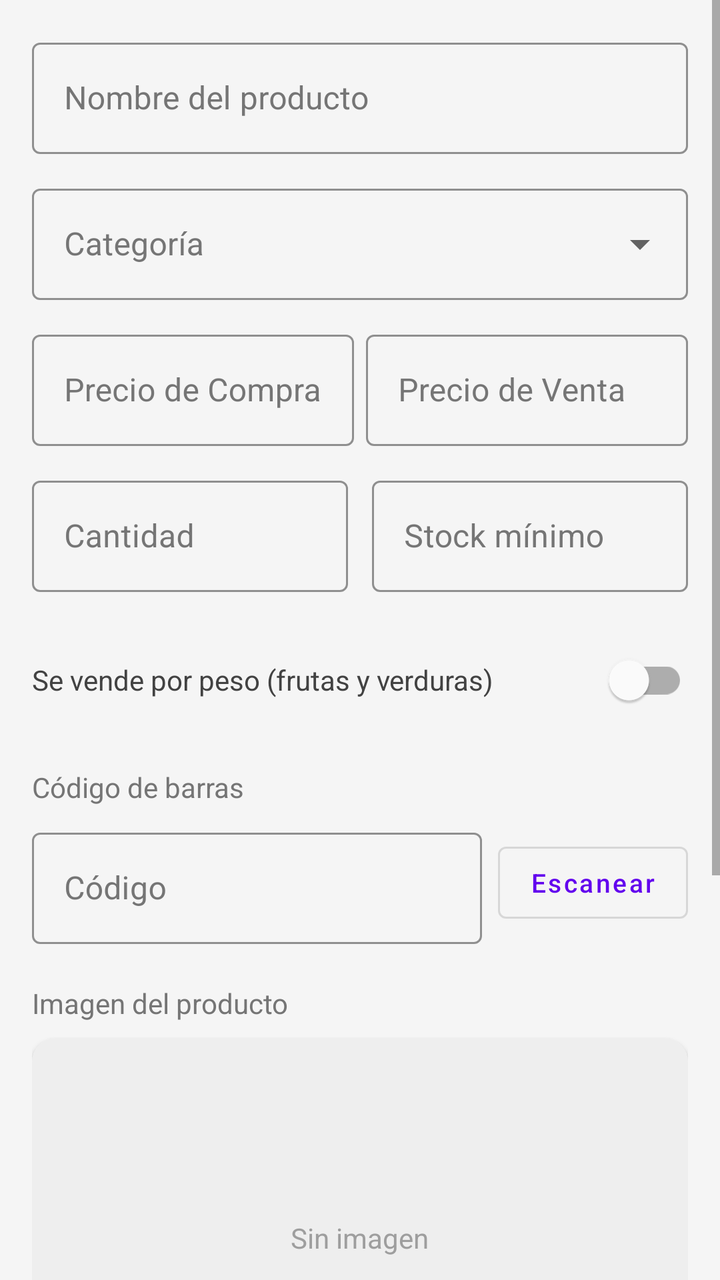
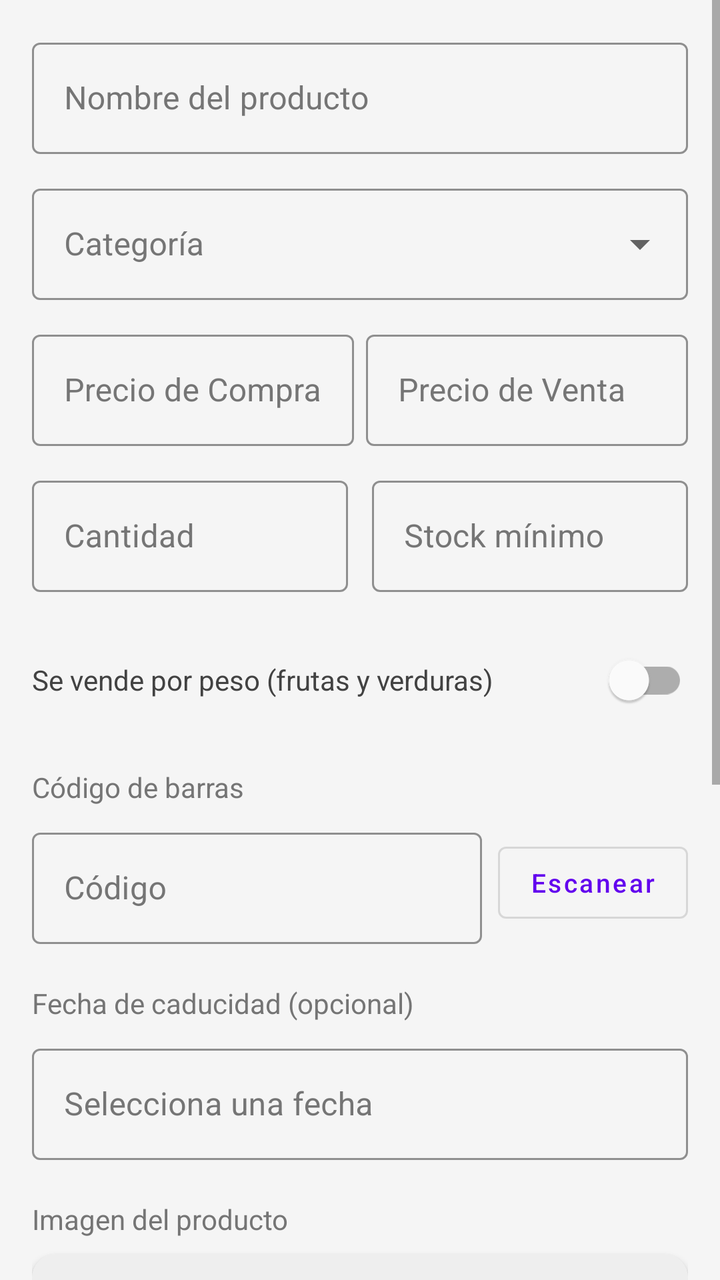

Compare the two renders of this Android layout. The source of the first and the diff that turns it into the second are given below.
<!-- AndroidManifest.xml: application theme Theme.Inventario -->
<!-- res/layout/activity_agregar_producto.xml -->
<?xml version="1.0" encoding="utf-8"?>
<ScrollView
    xmlns:android="http://schemas.android.com/apk/res/android"
    xmlns:app="http://schemas.android.com/apk/res-auto"
    android:layout_width="match_parent"
    android:layout_height="match_parent"
    android:background="#F5F5F5">

    <androidx.constraintlayout.widget.ConstraintLayout
        android:layout_width="match_parent"
        android:layout_height="wrap_content"
        android:padding="16dp">

        <com.google.android.material.textfield.TextInputLayout
            android:id="@+id/tilNombre"
            style="@style/Widget.MaterialComponents.TextInputLayout.OutlinedBox"
            android:layout_width="0dp"
            android:layout_height="wrap_content"
            android:hint="Nombre del producto"
            android:textColorHint="#757575"
            app:hintTextColor="#424242"
            app:boxStrokeColor="#6200EE"
            app:layout_constraintTop_toTopOf="parent"
            app:layout_constraintStart_toStartOf="parent"
            app:layout_constraintEnd_toEndOf="parent">

            <com.google.android.material.textfield.TextInputEditText
                android:id="@+id/etNombre"
                android:layout_width="match_parent"
                android:layout_height="wrap_content"
                android:textColor="#212121"
                android:inputType="textCapSentences"/>

        </com.google.android.material.textfield.TextInputLayout>

        <com.google.android.material.textfield.TextInputLayout
            android:id="@+id/tilCategoria"
            style="@style/Widget.MaterialComponents.TextInputLayout.OutlinedBox.ExposedDropdownMenu"
            android:layout_width="0dp"
            android:layout_height="wrap_content"
            android:layout_marginTop="12dp"
            android:hint="Categoría"
            android:textColorHint="#757575"
            app:hintTextColor="#424242"
            app:boxStrokeColor="#6200EE"
            app:layout_constraintTop_toBottomOf="@id/tilNombre"
            app:layout_constraintStart_toStartOf="parent"
            app:layout_constraintEnd_toEndOf="parent">

            <AutoCompleteTextView
                android:id="@+id/acvCategoria"
                android:layout_width="match_parent"
                android:layout_height="wrap_content"
                android:textColor="#212121"
                android:completionThreshold="0"
                android:inputType="textCapSentences"/>

        </com.google.android.material.textfield.TextInputLayout>

        <com.google.android.material.textfield.TextInputLayout
            android:id="@+id/tilPrecio"
            style="@style/Widget.MaterialComponents.TextInputLayout.OutlinedBox"
            android:layout_width="0dp"
            android:layout_height="wrap_content"
            android:layout_marginTop="12dp"
            android:hint="Precio de Venta"
            android:textColorHint="#757575"
            app:hintTextColor="#424242"
            app:boxStrokeColor="#6200EE"
            app:layout_constraintStart_toEndOf="@id/tilPrecioCompra"
            app:layout_constraintEnd_toEndOf="parent"
            app:layout_constraintTop_toBottomOf="@id/tilCategoria"
            app:layout_constraintHorizontal_weight="1"
            android:layout_marginStart="6dp">

            <com.google.android.material.textfield.TextInputEditText
                android:id="@+id/etPrecio"
                android:layout_width="match_parent"
                android:layout_height="wrap_content"
                android:textColor="#212121"
                android:inputType="numberDecimal"/>

        </com.google.android.material.textfield.TextInputLayout>

        <com.google.android.material.textfield.TextInputLayout
            android:id="@+id/tilPrecioCompra"
            style="@style/Widget.MaterialComponents.TextInputLayout.OutlinedBox"
            android:layout_width="0dp"
            android:layout_height="wrap_content"
            android:layout_marginTop="12dp"
            android:hint="Precio de Compra"
            android:textColorHint="#757575"
            app:hintTextColor="#424242"
            app:boxStrokeColor="#6200EE"
            app:layout_constraintStart_toStartOf="parent"
            app:layout_constraintEnd_toStartOf="@id/tilPrecio"
            app:layout_constraintTop_toBottomOf="@id/tilCategoria"

            app:layout_constraintHorizontal_weight="1">

            <com.google.android.material.textfield.TextInputEditText
                android:id="@+id/etPrecioCompra"
                android:layout_width="match_parent"
                android:layout_height="wrap_content"
                android:textColor="#212121"
                android:inputType="numberDecimal"/>

        </com.google.android.material.textfield.TextInputLayout>

        <com.google.android.material.textfield.TextInputLayout
            android:id="@+id/tilCantidad"
            style="@style/Widget.MaterialComponents.TextInputLayout.OutlinedBox"
            android:layout_width="0dp"
            android:layout_height="wrap_content"
            android:layout_marginTop="12dp"
            android:layout_marginEnd="6dp"
            android:hint="Cantidad"
            android:textColorHint="#757575"
            app:hintTextColor="#424242"
            app:boxStrokeColor="#6200EE"
            app:layout_constraintTop_toBottomOf="@id/tilPrecio"
            app:layout_constraintStart_toStartOf="parent"
            app:layout_constraintEnd_toStartOf="@id/tilStockMinimo"
            app:layout_constraintHorizontal_weight="1">

            <com.google.android.material.textfield.TextInputEditText
                android:id="@+id/etCantidad"
                android:layout_width="match_parent"
                android:layout_height="wrap_content"
                android:textColor="#212121"
                android:inputType="number"/>

        </com.google.android.material.textfield.TextInputLayout>

        <com.google.android.material.textfield.TextInputLayout
            android:id="@+id/tilStockMinimo"
            style="@style/Widget.MaterialComponents.TextInputLayout.OutlinedBox"
            android:layout_width="0dp"
            android:layout_height="wrap_content"
            android:layout_marginTop="12dp"
            android:layout_marginStart="6dp"
            android:hint="Stock mínimo"
            android:textColorHint="#757575"
            app:hintTextColor="#424242"
            app:boxStrokeColor="#6200EE"
            app:layout_constraintTop_toBottomOf="@id/tilPrecio"
            app:layout_constraintStart_toEndOf="@id/tilCantidad"
            app:layout_constraintEnd_toEndOf="parent"
            app:layout_constraintHorizontal_weight="1">

            <com.google.android.material.textfield.TextInputEditText
                android:id="@+id/etStockMinimo"
                android:layout_width="match_parent"
                android:layout_height="wrap_content"
                android:textColor="#212121"
                android:inputType="number"/>

        </com.google.android.material.textfield.TextInputLayout>



        
        <com.google.android.material.switchmaterial.SwitchMaterial
            android:id="@+id/switchPorPeso"
            android:layout_width="0dp"
            android:layout_height="wrap_content"
            android:layout_marginTop="20dp"
            android:text="Se vende por peso (frutas y verduras)"
            android:textColor="#424242"
            android:textSize="14sp"
            app:layout_constraintTop_toBottomOf="@id/tilStockMinimo"
            app:layout_constraintStart_toStartOf="parent"
            app:layout_constraintEnd_toEndOf="parent"/>

        <TextView
            android:id="@+id/tvPesoAyuda"
            android:layout_width="0dp"
            android:layout_height="wrap_content"
            android:layout_marginTop="4dp"
            android:text="Si lo activas, el producto se puede vender por kilo (¼, ½, 1 kg...). Si solo se vende por peso, deja el precio de venta y la cantidad en blanco."
            android:textSize="12sp"
            android:textColor="#9E9E9E"
            android:visibility="gone"
            app:layout_constraintTop_toBottomOf="@id/switchPorPeso"
            app:layout_constraintStart_toStartOf="parent"
            app:layout_constraintEnd_toEndOf="parent"/>

        <LinearLayout
            android:id="@+id/layoutPeso"
            android:layout_width="0dp"
            android:layout_height="wrap_content"
            android:layout_marginTop="8dp"
            android:orientation="horizontal"
            android:visibility="gone"
            app:layout_constraintTop_toBottomOf="@id/tvPesoAyuda"
            app:layout_constraintStart_toStartOf="parent"
            app:layout_constraintEnd_toEndOf="parent">

            <com.google.android.material.textfield.TextInputLayout
                android:id="@+id/tilPrecioKilo"
                style="@style/Widget.MaterialComponents.TextInputLayout.OutlinedBox"
                android:layout_width="0dp"
                android:layout_height="wrap_content"
                android:layout_weight="1"
                android:layout_marginEnd="6dp"
                android:hint="Precio por kilo"
                android:textColorHint="#757575"
                app:hintTextColor="#424242"
                app:boxStrokeColor="#6200EE">

                <com.google.android.material.textfield.TextInputEditText
                    android:id="@+id/etPrecioKilo"
                    android:layout_width="match_parent"
                    android:layout_height="wrap_content"
                    android:textColor="#212121"
                    android:inputType="numberDecimal"/>

            </com.google.android.material.textfield.TextInputLayout>

            <com.google.android.material.textfield.TextInputLayout
                android:id="@+id/tilPrecioCompraKilo"
                style="@style/Widget.MaterialComponents.TextInputLayout.OutlinedBox"
                android:layout_width="0dp"
                android:layout_height="wrap_content"
                android:layout_weight="1"
                android:layout_marginStart="6dp"
                android:hint="Compra x kilo (opc.)"
                android:textColorHint="#757575"
                app:hintTextColor="#424242"
                app:boxStrokeColor="#6200EE">

                <com.google.android.material.textfield.TextInputEditText
                    android:id="@+id/etPrecioCompraKilo"
                    android:layout_width="match_parent"
                    android:layout_height="wrap_content"
                    android:textColor="#212121"
                    android:inputType="numberDecimal"/>

            </com.google.android.material.textfield.TextInputLayout>

        </LinearLayout>

        
        <TextView
            android:id="@+id/tvCodigoBarrasLabel"
            android:layout_width="0dp"
            android:layout_height="wrap_content"
            android:layout_marginTop="20dp"
            android:text="Código de barras"
            android:textSize="14sp"
            android:textColor="#757575"
            app:layout_constraintTop_toBottomOf="@id/layoutPeso"
            app:layout_constraintStart_toStartOf="parent"
            app:layout_constraintEnd_toEndOf="parent"/>

        <LinearLayout
            android:id="@+id/layoutCodigoBarras"
            android:layout_width="0dp"
            android:layout_height="wrap_content"
            android:layout_marginTop="8dp"
            android:orientation="horizontal"
            android:gravity="center_vertical"
            app:layout_constraintTop_toBottomOf="@id/tvCodigoBarrasLabel"
            app:layout_constraintStart_toStartOf="parent"
            app:layout_constraintEnd_toEndOf="parent">

            <com.google.android.material.textfield.TextInputLayout
                android:id="@+id/tilCodigoBarras"
                style="@style/Widget.MaterialComponents.TextInputLayout.OutlinedBox"
                android:layout_width="0dp"
                android:layout_height="wrap_content"
                android:layout_weight="1"
                android:hint="Código"
                android:textColorHint="#757575"
                app:hintTextColor="#424242"
                app:boxStrokeColor="#6200EE">

                <com.google.android.material.textfield.TextInputEditText
                    android:id="@+id/etCodigoBarras"
                    android:layout_width="match_parent"
                    android:layout_height="wrap_content"
                    android:textColor="#212121"
                    android:inputType="text"/>

            </com.google.android.material.textfield.TextInputLayout>

            <Button
                android:id="@+id/btnEscanearCodigo"
                style="@style/Widget.MaterialComponents.Button.OutlinedButton"
                android:layout_width="wrap_content"
                android:layout_height="wrap_content"
                android:layout_marginStart="8dp"
                android:text="Escanear"
                android:textAllCaps="false"
                android:textSize="13sp"/>

        </LinearLayout>

        
        <TextView
            android:id="@+id/tvImagenLabel"
            android:layout_width="0dp"
            android:layout_height="wrap_content"
            android:layout_marginTop="20dp"
            android:text="Imagen del producto"
            android:textSize="14sp"
            android:textColor="#757575"
            app:layout_constraintTop_toBottomOf="@id/layoutCodigoBarras"
            app:layout_constraintStart_toStartOf="parent"
            app:layout_constraintEnd_toEndOf="parent"/>

        <androidx.cardview.widget.CardView
            android:id="@+id/cardImagen"
            android:layout_width="0dp"
            android:layout_height="200dp"
            android:layout_marginTop="8dp"
            app:cardCornerRadius="12dp"
            app:cardElevation="2dp"
            app:layout_constraintTop_toBottomOf="@id/tvImagenLabel"
            app:layout_constraintStart_toStartOf="parent"
            app:layout_constraintEnd_toEndOf="parent">

            <FrameLayout
                android:layout_width="match_parent"
                android:layout_height="match_parent"
                android:background="#EEEEEE">

                <ImageView
                    android:id="@+id/ivProducto"
                    android:layout_width="match_parent"
                    android:layout_height="match_parent"
                    android:scaleType="centerCrop"
                    android:visibility="gone"
                    android:contentDescription="Imagen del producto"/>

                <LinearLayout
                    android:id="@+id/layoutPlaceholder"
                    android:layout_width="wrap_content"
                    android:layout_height="wrap_content"
                    android:layout_gravity="center"
                    android:orientation="vertical"
                    android:gravity="center">

                    <TextView
                        android:layout_width="wrap_content"
                        android:layout_height="wrap_content"
                        android:text="Sin imagen"
                        android:textSize="14sp"
                        android:textColor="#9E9E9E"/>

                </LinearLayout>

            </FrameLayout>

        </androidx.cardview.widget.CardView>

        <LinearLayout
            android:id="@+id/layoutBotonesImagen"
            android:layout_width="0dp"
            android:layout_height="wrap_content"
            android:layout_marginTop="8dp"
            android:orientation="horizontal"
            app:layout_constraintTop_toBottomOf="@id/cardImagen"
            app:layout_constraintStart_toStartOf="parent"
            app:layout_constraintEnd_toEndOf="parent">

            <Button
                android:id="@+id/btnCamara"
                style="@style/Widget.MaterialComponents.Button.OutlinedButton"
                android:layout_width="0dp"
                android:layout_height="wrap_content"
                android:layout_weight="1"
                android:layout_marginEnd="4dp"
                android:text="Tomar foto"
                android:textAllCaps="false"
                android:textSize="13sp"/>

            <Button
                android:id="@+id/btnGaleria"
                style="@style/Widget.MaterialComponents.Button.OutlinedButton"
                android:layout_width="0dp"
                android:layout_height="wrap_content"
                android:layout_weight="1"
                android:layout_marginStart="4dp"
                android:text="Galería"
                android:textAllCaps="false"
                android:textSize="13sp"/>

        </LinearLayout>

        <Button
            android:id="@+id/btnQuitarImagen"
            style="@style/Widget.MaterialComponents.Button.TextButton"
            android:layout_width="wrap_content"
            android:layout_height="wrap_content"
            android:text="Quitar imagen"
            android:textAllCaps="false"
            android:textColor="#C62828"
            android:textSize="13sp"
            android:visibility="gone"
            app:layout_constraintTop_toBottomOf="@id/layoutBotonesImagen"
            app:layout_constraintStart_toStartOf="parent"
            app:layout_constraintEnd_toEndOf="parent"/>

        
        <View
            android:id="@+id/separador"
            android:layout_width="0dp"
            android:layout_height="1dp"
            android:layout_marginTop="16dp"
            android:background="#E0E0E0"
            app:layout_constraintTop_toBottomOf="@id/btnQuitarImagen"
            app:layout_constraintStart_toStartOf="parent"
            app:layout_constraintEnd_toEndOf="parent"/>

        <Button
            android:id="@+id/btnGuardar"
            android:layout_width="0dp"
            android:layout_height="wrap_content"
            android:layout_marginTop="20dp"
            android:text="Guardar producto"
            android:textAllCaps="false"
            android:backgroundTint="#388E3C"
            app:layout_constraintTop_toBottomOf="@id/separador"
            app:layout_constraintStart_toStartOf="parent"
            app:layout_constraintEnd_toEndOf="parent"/>

        <Button
            android:id="@+id/btnCancelar"
            style="@style/Widget.MaterialComponents.Button.OutlinedButton"
            android:layout_width="0dp"
            android:layout_height="wrap_content"
            android:layout_marginTop="12dp"
            android:text="Cancelar"
            android:textAllCaps="false"
            app:layout_constraintTop_toBottomOf="@id/btnGuardar"
            app:layout_constraintStart_toStartOf="parent"
            app:layout_constraintEnd_toEndOf="parent"/>

    </androidx.constraintlayout.widget.ConstraintLayout>

</ScrollView>
<!-- resources referenced by this layout -->
<resources>
  <style name="Theme.Inventario" parent="Theme.MaterialComponents.DayNight.DarkActionBar">
          
          <item name="colorPrimary">@color/purple_500</item>
          <item name="colorPrimaryVariant">@color/purple_700</item>
          <item name="colorOnPrimary">@color/white</item>
          
          <item name="colorSecondary">@color/teal_200</item>
          <item name="colorSecondaryVariant">@color/teal_700</item>
          <item name="colorOnSecondary">@color/black</item>
          
          <item name="android:statusBarColor">?attr/colorPrimaryVariant</item>
          
      </style>
  <color name="purple_500">#FF6200EE</color>
  <color name="purple_700">#FF3700B3</color>
  <color name="white">#FFFFFFFF</color>
  <color name="teal_200">#FF03DAC5</color>
  <color name="teal_700">#FF018786</color>
  <color name="black">#FF000000</color>
</resources>

<!-- the commit's change to res/layout/activity_agregar_producto.xml (unified diff, before → after) -->
@@ -298,6 +298,45 @@
 
         
         <TextView
+            android:id="@+id/tvFechaCaducidadLabel"
+            android:layout_width="0dp"
+            android:layout_height="wrap_content"
+            android:layout_marginTop="20dp"
+            android:text="Fecha de caducidad (opcional)"
+            android:textSize="14sp"
+            android:textColor="#757575"
+            app:layout_constraintTop_toBottomOf="@id/layoutCodigoBarras"
+            app:layout_constraintStart_toStartOf="parent"
+            app:layout_constraintEnd_toEndOf="parent"/>
+
+        <com.google.android.material.textfield.TextInputLayout
+            android:id="@+id/tilFechaCaducidad"
+            style="@style/Widget.MaterialComponents.TextInputLayout.OutlinedBox"
+            android:layout_width="0dp"
+            android:layout_height="wrap_content"
+            android:layout_marginTop="8dp"
+            android:hint="Selecciona una fecha"
+            android:textColorHint="#757575"
+            app:hintTextColor="#424242"
+            app:boxStrokeColor="#6200EE"
+            app:endIconMode="clear_text"
+            app:layout_constraintTop_toBottomOf="@id/tvFechaCaducidadLabel"
+            app:layout_constraintStart_toStartOf="parent"
+            app:layout_constraintEnd_toEndOf="parent">
+
+            <com.google.android.material.textfield.TextInputEditText
+                android:id="@+id/etFechaCaducidad"
+                android:layout_width="match_parent"
+                android:layout_height="wrap_content"
+                android:textColor="#212121"
+                android:focusable="false"
+                android:cursorVisible="false"
+                android:inputType="none"/>
+
+        </com.google.android.material.textfield.TextInputLayout>
+
+        
+        <TextView
             android:id="@+id/tvImagenLabel"
             android:layout_width="0dp"
             android:layout_height="wrap_content"
@@ -305,7 +344,7 @@
             android:text="Imagen del producto"
             android:textSize="14sp"
             android:textColor="#757575"
-            app:layout_constraintTop_toBottomOf="@id/layoutCodigoBarras"
+            app:layout_constraintTop_toBottomOf="@id/tilFechaCaducidad"
             app:layout_constraintStart_toStartOf="parent"
             app:layout_constraintEnd_toEndOf="parent"/>
 
